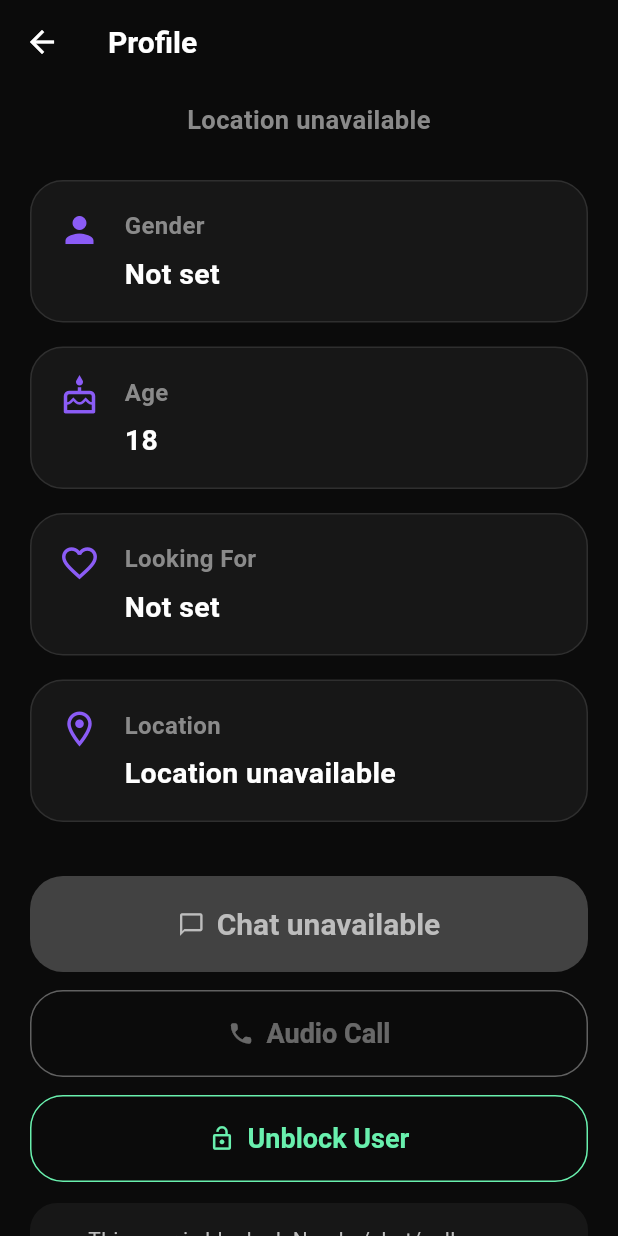
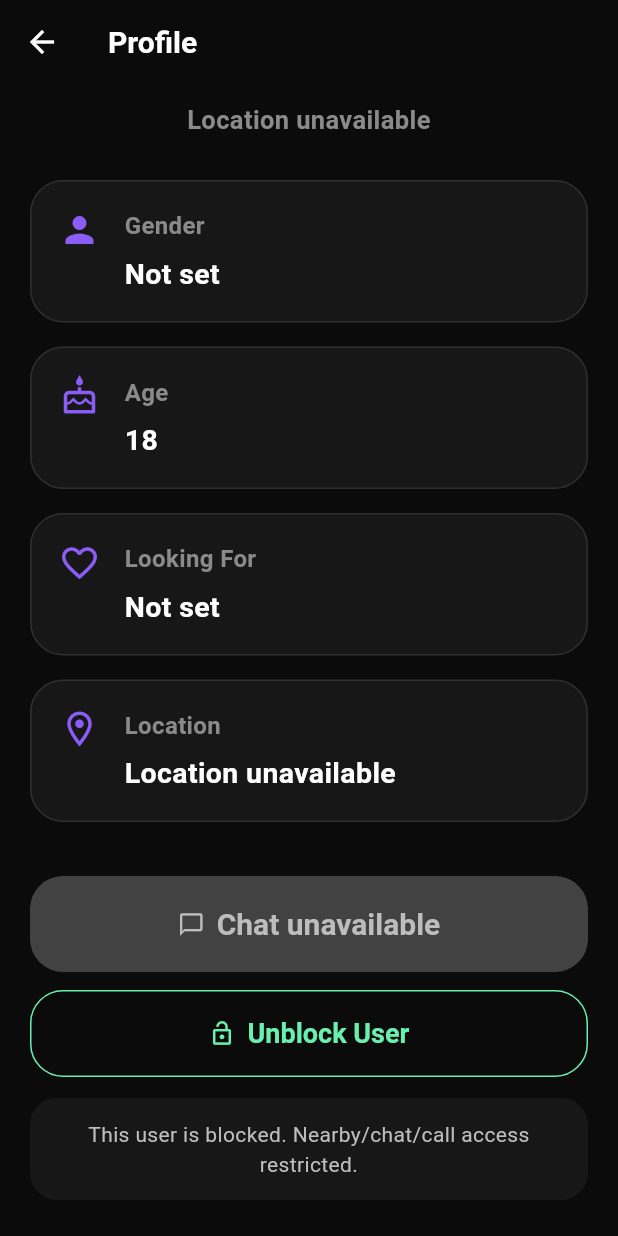
Before and after one commit to panchalvinay33-debug/NearMeU, a Flutter app: the UserProfileScreen screen opened directly with empty values, scrolled down 229 dp, on a phone screen of 412 x 824 dp. Run offline on Flutter 3.47's test engine with Material 3 defaults, Android fonts, the phone set to English and light mode, and no system bars; our stand-ins replace cloud_firestore, cloud_functions, emoji_picker_flutter, firebase_analytics, firebase_auth, firebase_core and 15 more; missing offline and left inert: agora_rtc_engine, firebase_app_check, firebase_performance, record, video_compress; accounts and stored records are empty.

Commit message:
Batch 09: keep calling out of profile actions

```diff
--- a/lib/screens/user_profile_screen.dart
+++ b/lib/screens/user_profile_screen.dart
@@ -1,14 +1,10 @@
-import 'dart:async';
-
 import 'package:firebase_auth/firebase_auth.dart';
 import 'package:flutter/material.dart';
 
 import '../models/app_user.dart';
-import '../services/audio_call_service.dart';
 import '../services/user_service.dart';
 import '../theme/app_colors.dart';
 import '../widgets/user_avatar.dart';
-import 'audio_call_screen.dart';
 import 'chat_screen.dart';
 
 class UserProfileScreen extends StatefulWidget {
@@ -22,13 +18,11 @@ class UserProfileScreen extends StatefulWidget {
 
 class _UserProfileScreenState extends State<UserProfileScreen> {
   final UserService _userService = UserService();
-  final AudioCallService _audioCallService = AudioCallService();
 
   bool _isLoadingBlockState = true;
   bool _isBlockedEitherWay = false;
   bool _blockedByMe = false;
   bool _actionLoading = false;
-  bool _callLoading = false;
 
   User? get currentUser => FirebaseAuth.instance.currentUser;
   AppUser get user => widget.user;
@@ -163,33 +157,6 @@ class _UserProfileScreenState extends State<UserProfileScreen> {
             ChatScreen(otherUserId: user.uid, otherUserName: displayName),
       ),
     );
-  }
-
-  Future<void> _startAudioCall() async {
-    if (currentUser == null || _isBlockedEitherWay || _callLoading) return;
-    setState(() => _callLoading = true);
-    try {
-      final session = await _audioCallService.startCall(user.uid);
-      if (!mounted) return;
-      await Navigator.push<void>(
-        context,
-        MaterialPageRoute<void>(
-          builder: (_) => AudioCallScreen.outgoing(session: session),
-        ),
-      );
-    } on AudioCallException catch (error) {
-      if (!mounted) return;
-      ScaffoldMessenger.of(context).showSnackBar(
-        SnackBar(content: Text(error.message)),
-      );
-    } catch (_) {
-      if (!mounted) return;
-      ScaffoldMessenger.of(context).showSnackBar(
-        const SnackBar(content: Text('Could not start audio call.')),
-      );
-    } finally {
-      if (mounted) setState(() => _callLoading = false);
-    }
   }
 
   Future<void> _blockUser() async {
@@ -349,41 +316,6 @@ class _UserProfileScreenState extends State<UserProfileScreen> {
         SizedBox(
           width: double.infinity,
           child: OutlinedButton.icon(
-            onPressed: interactionEnabled && !_callLoading
-                ? () => unawaited(_startAudioCall())
-                : null,
-            style: OutlinedButton.styleFrom(
-              foregroundColor: AppColors.primary,
-              side: BorderSide(
-                color: interactionEnabled
-                    ? AppColors.primary
-                    : Colors.grey.shade700,
-              ),
-              minimumSize: const Size.fromHeight(58),
-              shape: RoundedRectangleBorder(
-                borderRadius: BorderRadius.circular(22),
-              ),
-            ),
-            icon: _callLoading
-                ? const SizedBox(
-                    width: 18,
-                    height: 18,
-                    child: CircularProgressIndicator(
-                      strokeWidth: 2,
-                      color: AppColors.primary,
-                    ),
-                  )
-                : const Icon(Icons.call_rounded),
-            label: const Text(
-              'Audio Call',
-              style: TextStyle(fontSize: 18, fontWeight: FontWeight.bold),
-            ),
-          ),
-        ),
-        const SizedBox(height: 12),
-        SizedBox(
-          width: double.infinity,
-          child: OutlinedButton.icon(
             onPressed: _actionLoading
                 ? null
                 : _blockedByMe
```
